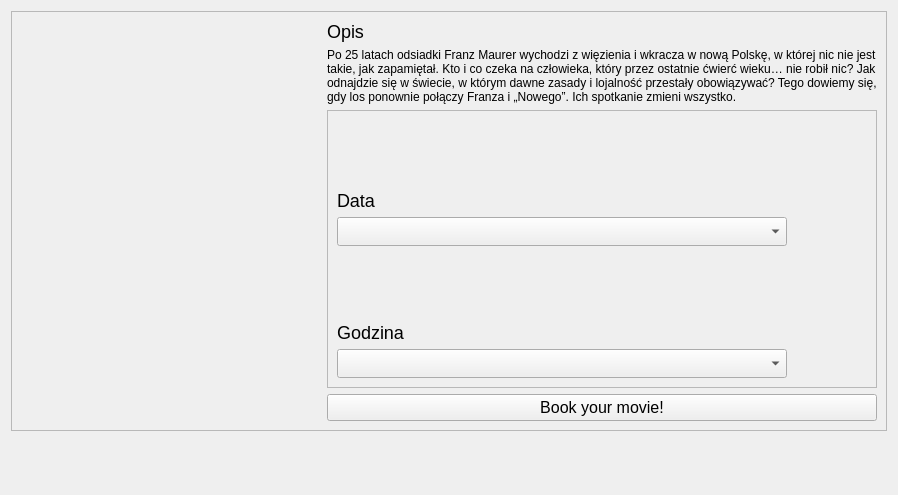
Above: movie.ui from Gluzix/DataBase_Project before the change. Below: the same form after it.
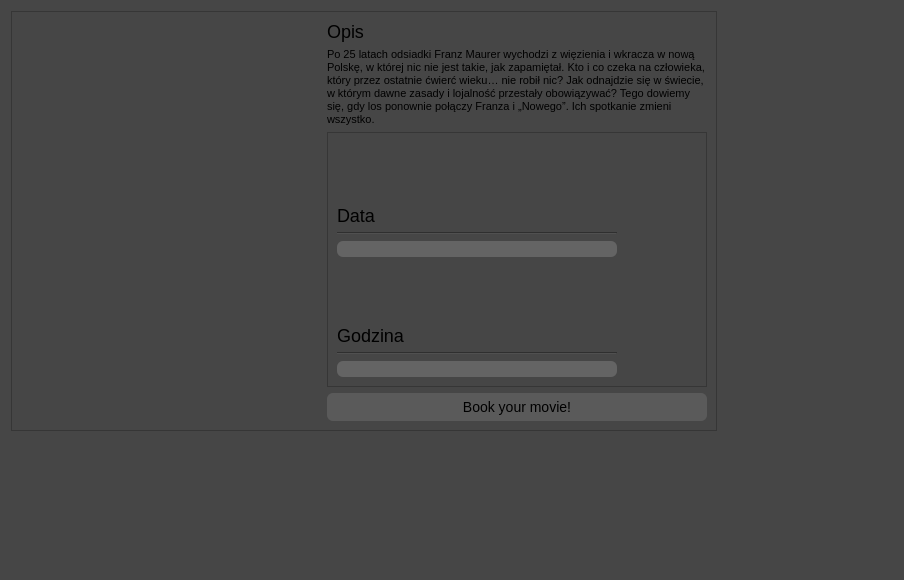
That is the form after the change. Icons and pictures are not drawn.

Patch:
```diff
--- a/movie.ui
+++ b/movie.ui
@@ -6,15 +6,15 @@
    <rect>
     <x>0</x>
     <y>0</y>
-    <width>803</width>
-    <height>495</height>
+    <width>904</width>
+    <height>580</height>
    </rect>
   </property>
   <property name="windowTitle">
    <string>Form</string>
   </property>
   <property name="styleSheet">
-   <string notr="true"/>
+   <string notr="true">background-color:rgb(70,70,70);</string>
   </property>
   <layout class="QGridLayout" name="gridLayout_5">
    <item row="0" column="0">
@@ -32,32 +32,6 @@
       <enum>QFrame::Raised</enum>
      </property>
      <layout class="QGridLayout" name="gridLayout_4">
-      <item row="1" column="1">
-       <widget class="QLabel" name="description">
-        <property name="sizePolicy">
-         <sizepolicy hsizetype="Fixed" vsizetype="Fixed">
-          <horstretch>0</horstretch>
-          <verstretch>0</verstretch>
-         </sizepolicy>
-        </property>
-        <property name="text">
-         <string>Po 25 latach odsiadki Franz Maurer wychodzi z więzienia i wkracza w nową Polskę, w której nic nie jest takie, jak zapamiętał. Kto i co czeka na człowieka, który przez ostatnie ćwierć wieku… nie robił nic? Jak odnajdzie się w świecie, w którym dawne zasady i lojalność przestały obowiązywać? Tego dowiemy się, gdy los ponownie połączy Franza i „Nowego”. Ich spotkanie zmieni wszystko.</string>
-        </property>
-        <property name="wordWrap">
-         <bool>true</bool>
-        </property>
-       </widget>
-      </item>
-      <item row="0" column="1">
-       <widget class="QLabel" name="label">
-        <property name="styleSheet">
-         <string notr="true">font-size:18px;</string>
-        </property>
-        <property name="text">
-         <string>Opis</string>
-        </property>
-       </widget>
-      </item>
       <item row="2" column="1">
        <widget class="QScrollArea" name="scrollArea">
         <property name="sizePolicy">
@@ -75,12 +49,79 @@
            <x>0</x>
            <y>0</y>
            <width>390</width>
-           <height>266</height>
+           <height>264</height>
           </rect>
          </property>
          <layout class="QGridLayout" name="gridLayout_3">
           <item row="0" column="0">
            <layout class="QGridLayout" name="gridLayout_2">
+            <item row="2" column="0">
+             <widget class="QComboBox" name="dateBox">
+              <property name="cursor">
+               <cursorShape>PointingHandCursor</cursorShape>
+              </property>
+              <property name="styleSheet">
+               <string notr="true">QComboBox{
+border:none;
+background-color:rgb(100,100,100);
+border-radius:6px;
+font-size:12px;
+}
+
+QComboBox:hover{
+border:none;
+background-color:rgb(110,110,110);
+}
+
+QComboBox::down-arrow {
+image: url(:/Resources/arrow.png);
+width:12px;
+height:12px;
+}
+
+QComboBox::drop-down {
+border:none;
+}</string>
+              </property>
+             </widget>
+            </item>
+            <item row="5" column="0">
+             <widget class="QComboBox" name="hourBox">
+              <property name="cursor">
+               <cursorShape>PointingHandCursor</cursorShape>
+              </property>
+              <property name="styleSheet">
+               <string notr="true">QComboBox{
+border:none;
+background-color:rgb(100,100,100);
+border-radius:6px;
+font-size:12px;
+}
+
+QComboBox:hover{
+border:none;
+background-color:rgb(110,110,110);
+}
+
+QComboBox::down-arrow {
+image: url(:/Resources/arrow.png);
+width:12px;
+height:12px;
+}
+
+QComboBox::drop-down {
+border:none;
+}</string>
+              </property>
+             </widget>
+            </item>
+            <item row="4" column="0">
+             <widget class="Line" name="line">
+              <property name="orientation">
+               <enum>Qt::Horizontal</enum>
+              </property>
+             </widget>
+            </item>
             <item row="0" column="0">
              <widget class="QLabel" name="label_2">
               <property name="styleSheet">
@@ -94,21 +135,7 @@
               </property>
              </widget>
             </item>
-            <item row="1" column="0">
-             <widget class="QComboBox" name="dateBox">
-              <property name="styleSheet">
-               <string notr="true">font-size:18px;</string>
-              </property>
-             </widget>
-            </item>
             <item row="3" column="0">
-             <widget class="QComboBox" name="hourBox">
-              <property name="styleSheet">
-               <string notr="true">font-size:18px;</string>
-              </property>
-             </widget>
-            </item>
-            <item row="2" column="0">
              <widget class="QLabel" name="label_3">
               <property name="styleSheet">
                <string notr="true">font-size:18px;</string>
@@ -121,7 +148,7 @@
               </property>
              </widget>
             </item>
-            <item row="0" column="1" rowspan="4">
+            <item row="0" column="1" rowspan="6">
              <spacer name="horizontalSpacer_2">
               <property name="orientation">
                <enum>Qt::Horizontal</enum>
@@ -137,6 +164,13 @@
               </property>
              </spacer>
             </item>
+            <item row="1" column="0">
+             <widget class="Line" name="line_2">
+              <property name="orientation">
+               <enum>Qt::Horizontal</enum>
+              </property>
+             </widget>
+            </item>
            </layout>
           </item>
          </layout>
@@ -146,13 +180,58 @@
       <item row="3" column="1">
        <widget class="QPushButton" name="pushButton">
         <property name="styleSheet">
-         <string notr="true">font-size:16px;</string>
+         <string notr="true">QPushButton{
+font-size:14px;
+border-radius:6px;
+background-color:rgb(90,90,90);
+padding-top:6px;
+padding-bottom:6px;
+}
+
+QPushButton:hover{
+background-color:rgb(100,100,100);
+}</string>
         </property>
         <property name="text">
          <string>Book your movie!</string>
         </property>
        </widget>
       </item>
+      <item row="1" column="1">
+       <widget class="QLabel" name="description">
+        <property name="sizePolicy">
+         <sizepolicy hsizetype="Expanding" vsizetype="Fixed">
+          <horstretch>0</horstretch>
+          <verstretch>0</verstretch>
+         </sizepolicy>
+        </property>
+        <property name="minimumSize">
+         <size>
+          <width>380</width>
+          <height>0</height>
+         </size>
+        </property>
+        <property name="styleSheet">
+         <string notr="true">font-size:11px;</string>
+        </property>
+        <property name="text">
+         <string>Po 25 latach odsiadki Franz Maurer wychodzi z więzienia i wkracza w nową Polskę, w której nic nie jest takie, jak zapamiętał. Kto i co czeka na człowieka, który przez ostatnie ćwierć wieku… nie robił nic? Jak odnajdzie się w świecie, w którym dawne zasady i lojalność przestały obowiązywać? Tego dowiemy się, gdy los ponownie połączy Franza i „Nowego”. Ich spotkanie zmieni wszystko.</string>
+        </property>
+        <property name="wordWrap">
+         <bool>true</bool>
+        </property>
+       </widget>
+      </item>
+      <item row="0" column="1">
+       <widget class="QLabel" name="label">
+        <property name="styleSheet">
+         <string notr="true">font-size:18px;</string>
+        </property>
+        <property name="text">
+         <string>Opis</string>
+        </property>
+       </widget>
+      </item>
       <item row="0" column="0" rowspan="4">
        <widget class="QLabel" name="image">
         <property name="sizePolicy">
```
Left out of the diff: 31 changed lines with no effect on the pictures.
